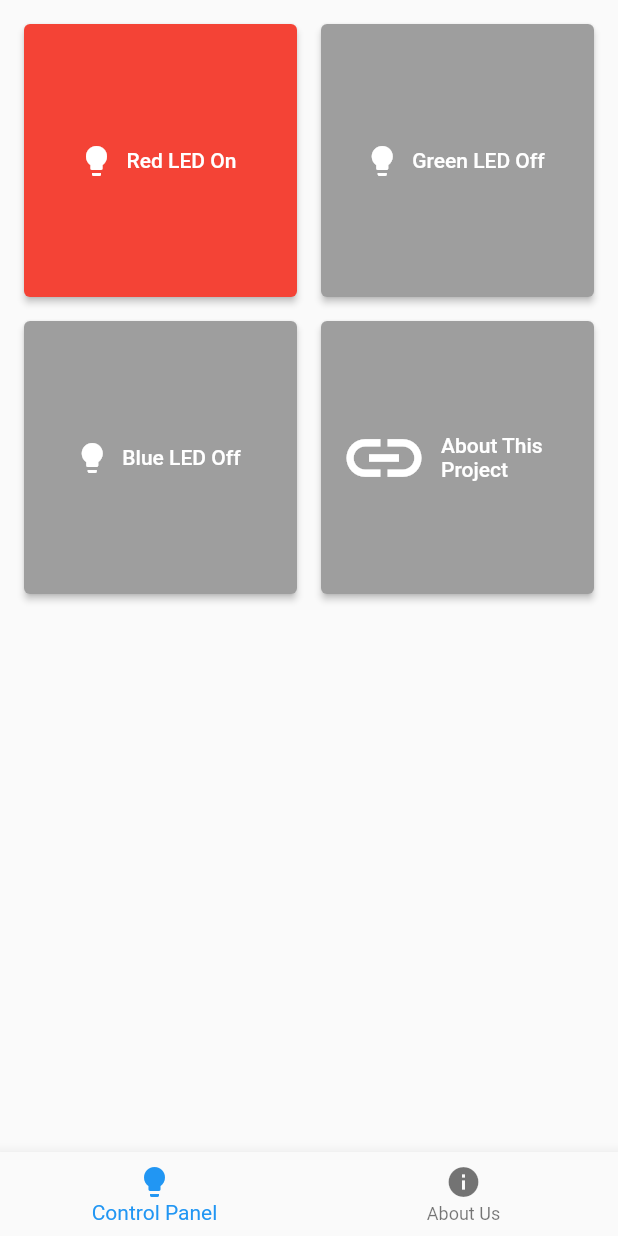
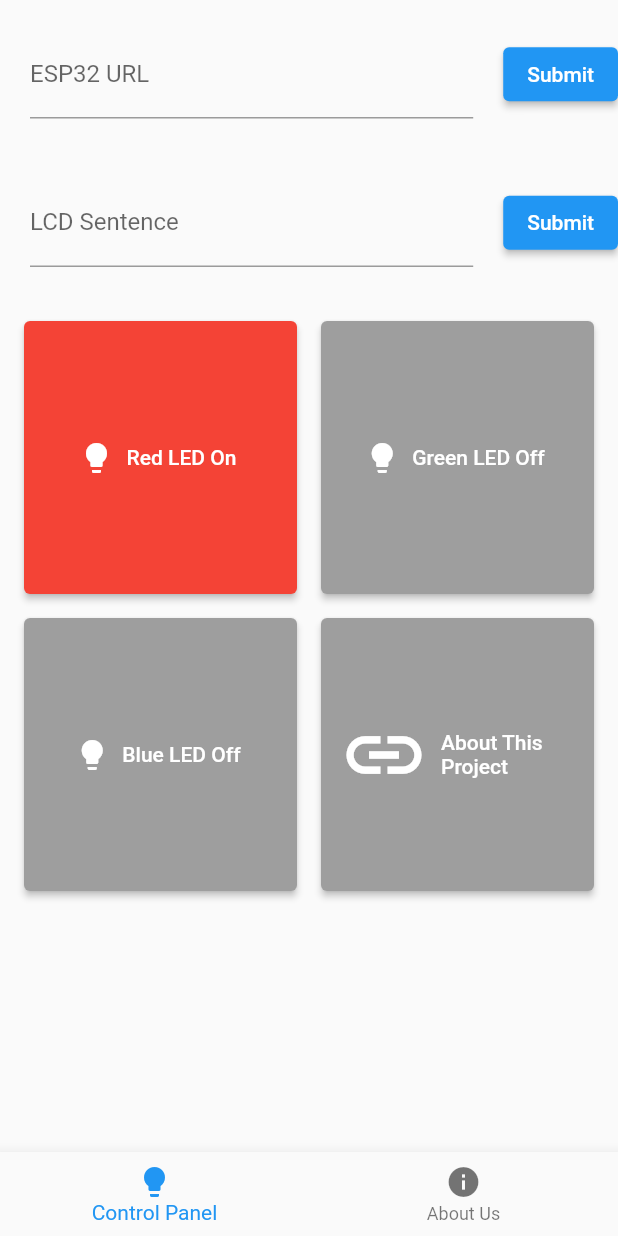
Before and after one commit to hovahyii/LED-Control-with-Flutter-App-and-ESP32, a Flutter app: the screen it shows after launch, after a tap on "Red LED Off", on a phone screen of 412 x 824 dp. Run offline on Flutter 3.47's test engine with Material 2 defaults, Android fonts, the phone set to English and light mode, and no system bars; network calls fail.

Commit message:
updated control panel
Signed-off-by: hovahyii <hovahyii@gmail.com>

```diff
--- a/lib/pages/control_panel_page.dart
+++ b/lib/pages/control_panel_page.dart
@@ -1,9 +1,10 @@
 import 'package:flutter/material.dart';
 import 'package:url_launcher/url_launcher.dart';
 import 'package:http/http.dart' as http;
+import 'dart:async'; // Import the dart:async library for Timer
 
 class ControlPanelPage extends StatefulWidget {
-  final String esp32Url = 'http://192.168.247.188'; // Replace with your ESP32 IP address: http://192.168.228.188
+  String esp32Url = ''; // Replace with your ESP32 IP address: http://192.168.228.188
 
   @override
   _ControlPanelPageState createState() => _ControlPanelPageState();
@@ -13,6 +14,11 @@ class _ControlPanelPageState extends State<ControlPanelPage> {
   bool redLedOn = false;
   bool greenLedOn = false;
   bool blueLedOn = false;
+  String lcdSentence = '';
+  Timer? lcdDisplayTimer;
+
+  TextEditingController esp32UrlController = TextEditingController();
+  TextEditingController lcdSentenceController = TextEditingController();
 
   Future<void> _sendControlRequest(int ledPin, bool ledState) async {
     String endpoint;
@@ -42,11 +48,20 @@ class _ControlPanelPageState extends State<ControlPanelPage> {
 
     try {
       final response = await http.get(
-        Uri.parse('${widget.esp32Url}/$endpoint'),
+        Uri.parse('http://${widget.esp32Url}/$endpoint'),
       );
       if (response.statusCode == 200) {
         // Request was successful, handle the response
         // You can update the UI or show a success message here
+        if (!ledState) {
+          // If LED is turned off, start a timer to display the LCD sentence for 2 seconds
+          lcdDisplayTimer?.cancel();
+          lcdDisplayTimer = Timer(Duration(seconds: 2), () {
+            setState(() {
+              lcdSentence = lcdSentenceController.text;
+            });
+          });
+        }
       } else {
         // Request failed, handle the error
         // You can update the UI or show an error message here
@@ -88,9 +103,82 @@ class _ControlPanelPageState extends State<ControlPanelPage> {
   }
 
   @override
+  void dispose() {
+    lcdDisplayTimer?.cancel();
+    super.dispose();
+  }
+
+  @override
   Widget build(BuildContext context) {
     return Scaffold(
-      body: GridView.count(
+      body: Column(
+        mainAxisAlignment: MainAxisAlignment.center,
+        children: [
+          Row(
+            mainAxisAlignment: MainAxisAlignment.spaceAround,
+            children: [
+              Expanded(
+                child: Padding(
+                  padding: const EdgeInsets.all(20.0),
+                  child: TextField(
+                    controller: esp32UrlController,
+                    decoration: InputDecoration(labelText: 'ESP32 URL'),
+                  ),
+                ),
+              ),
+              ElevatedButton(
+                onPressed: () {
+                  setState(() {
+                    widget.esp32Url = esp32UrlController.text;
+                  });
+                },
+                child: Text('Submit'),
+              ),
+            ],
+          ),
+          Row(
+            mainAxisAlignment: MainAxisAlignment.spaceAround,
+            children: [
+              Expanded(
+                child: Padding(
+                  padding: const EdgeInsets.all(20.0),
+                  child: TextField(
+                    controller: lcdSentenceController,
+                    decoration: InputDecoration(labelText: 'LCD Sentence'),
+                  ),
+                ),
+              ),
+              ElevatedButton(
+                onPressed: () async {
+                  String lcdSentence = lcdSentenceController.text;
+                  try {
+                    final response = await http.post(
+                      Uri.parse('http://${widget.esp32Url}/lcd'),
+                      body: {'sentence': lcdSentence},
+                    );
+                      if (response.statusCode == 200) {
+        // Request was successful, handle the response
+        // You can update the UI or show a success message here
+        lcdDisplayTimer?.cancel(); // Cancel the timer before updating the LCD sentence
+        setState(() {
+          lcdSentence = lcdSentenceController.text;
+        });
+                    } else {
+                      // Request failed, handle the error
+                      // You can update the UI or show an error message here
+                    }
+                  } catch (e) {
+                    // Handle exceptions like network errors
+                    // You can display an error message or retry the request
+                    print('Error: $e');
+                  }
+                },
+                child: Text('Submit'),
+              ),
+            ],
+          ),
+          Expanded(
+            child: GridView.count(
               crossAxisCount: 2,
               mainAxisSpacing: 16,
               crossAxisSpacing: 16,
@@ -155,6 +243,9 @@ class _ControlPanelPageState extends State<ControlPanelPage> {
                 ),
               ],
             ),
+          ),
+        ],
+      ),
     );
   }
 }
```
Also changed, not shown: 2 other files. Lines whose indentation alone changed are shown as unchanged.
